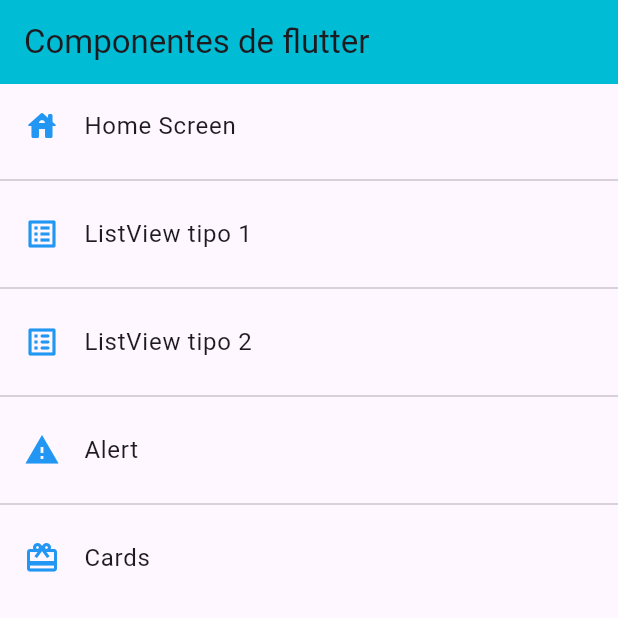
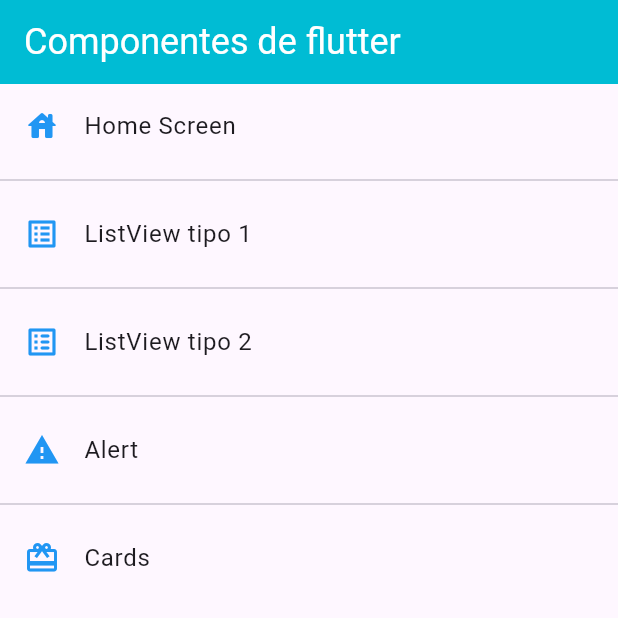
Before and after one commit to Castellon-ACM/fl_components, a Flutter app: the screen it shows after launch, on a phone screen of 412 x 824 dp, the top half of it. Run offline on Flutter 3.47's test engine with Material 3 defaults, Android fonts, the phone set to English and light mode, and no system bars.

```diff
--- a/lib/theme/app_theme.dart
+++ b/lib/theme/app_theme.dart
@@ -4,10 +4,12 @@ class AppTheme {
    static const Color primary = Colors.cyan;
    static final ThemeData lightTheme = ThemeData.light().copyWith(
 
-    primaryColor: Colors.cyan,
+    primaryColor: primary,
           // Template appbar
           appBarTheme: const AppBarTheme(
-            color: Colors.cyan,
+            color: primary,
+            titleTextStyle: TextStyle(fontSize: 24),
+            iconTheme: IconThemeData(color: Color.fromARGB(255, 12, 76, 128))
           ),
           listTileTheme: const ListTileThemeData(
             iconColor: Colors.blue,
```
Also changed, not shown: lib/screens/card_screen.dart (+22 -4 lines).
